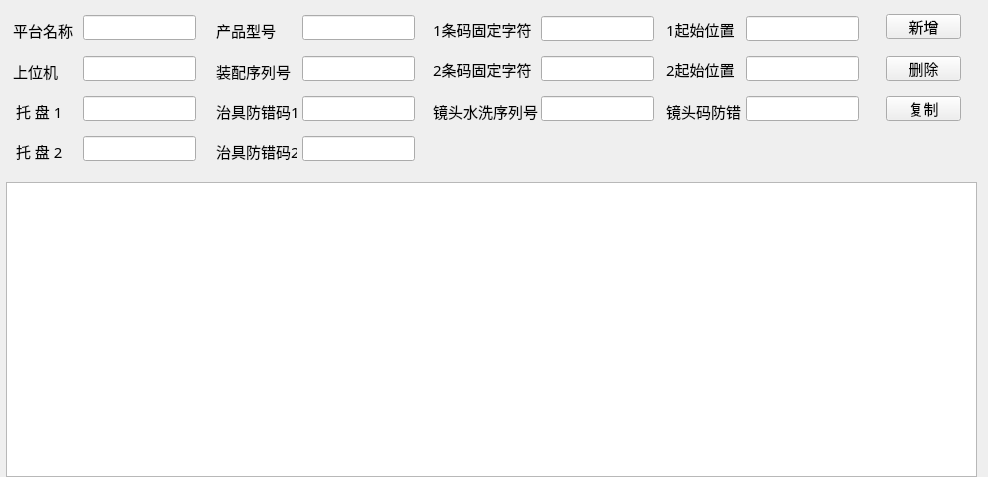
Before: the Qt Designer form VISFrameView_AirtightDevice/Plugins/PluginProductSet/WidgetMatrixCfg.ui in IPX-192/haoen, drawn with Qt 5.
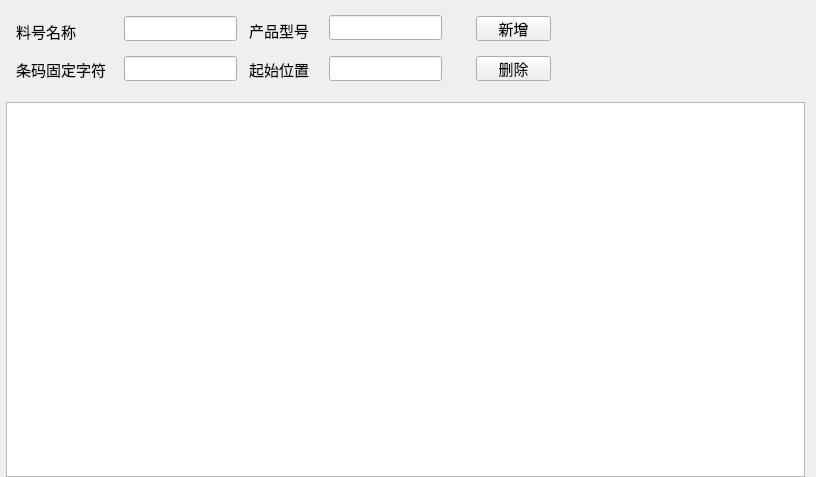
After: the same form once the commit is applied.

The edit to the form file:
```diff
--- a/VISFrameView_AirtightDevice/Plugins/PluginProductSet/WidgetMatrixCfg.ui
+++ b/VISFrameView_AirtightDevice/Plugins/PluginProductSet/WidgetMatrixCfg.ui
@@ -6,7 +6,7 @@
    <rect>
     <x>0</x>
     <y>0</y>
-    <width>988</width>
+    <width>816</width>
     <height>477</height>
    </rect>
   </property>
@@ -28,75 +28,14 @@
      <property name="minimumSize">
       <size>
        <width>0</width>
-       <height>170</height>
+       <height>90</height>
       </size>
      </property>
-     <widget class="QLabel" name="label">
-      <property name="geometry">
-       <rect>
-        <x>7</x>
-        <y>9</y>
-        <width>71</width>
-        <height>31</height>
-       </rect>
-      </property>
-      <property name="font">
-       <font>
-        <family>Agency FB</family>
-        <pointsize>11</pointsize>
-       </font>
-      </property>
-      <property name="text">
-       <string>平台名称</string>
-      </property>
-     </widget>
-     <widget class="QLineEdit" name="lineEdit_Platform">
-      <property name="geometry">
-       <rect>
-        <x>77</x>
-        <y>9</y>
-        <width>113</width>
-        <height>25</height>
-       </rect>
-      </property>
-     </widget>
-     <widget class="QLabel" name="label_2">
-      <property name="geometry">
-       <rect>
-        <x>210</x>
-        <y>50</y>
-        <width>81</width>
-        <height>31</height>
-       </rect>
-      </property>
-      <property name="font">
-       <font>
-        <family>Agency FB</family>
-        <pointsize>11</pointsize>
-       </font>
-      </property>
-      <property name="text">
-       <string>装配序列号</string>
-      </property>
-     </widget>
-     <widget class="QLineEdit" name="lineEdit_ProductNo">
-      <property name="geometry">
-       <rect>
-        <x>296</x>
-        <y>50</y>
-        <width>113</width>
-        <height>25</height>
-       </rect>
-      </property>
-      <property name="text">
-       <string/>
-      </property>
-     </widget>
      <widget class="QLineEdit" name="lineEdit_productShow">
       <property name="geometry">
        <rect>
-        <x>77</x>
-        <y>50</y>
+        <x>118</x>
+        <y>10</y>
         <width>113</width>
         <height>25</height>
        </rect>
@@ -105,8 +44,8 @@
      <widget class="QLabel" name="label_3">
       <property name="geometry">
        <rect>
-        <x>7</x>
-        <y>50</y>
+        <x>10</x>
+        <y>10</y>
         <width>81</width>
         <height>31</height>
        </rect>
@@ -118,14 +57,14 @@
        </font>
       </property>
       <property name="text">
-       <string>上位机</string>
+       <string>料号名称</string>
       </property>
      </widget>
      <widget class="QLineEdit" name="lineEdit_BarCodeLimit1">
       <property name="geometry">
        <rect>
-        <x>535</x>
-        <y>10</y>
+        <x>118</x>
+        <y>50</y>
         <width>113</width>
         <height>25</height>
        </rect>
@@ -137,7 +76,7 @@
      <widget class="QLabel" name="label_4">
       <property name="geometry">
        <rect>
-        <x>210</x>
+        <x>243</x>
         <y>9</y>
         <width>71</width>
         <height>31</height>
@@ -156,7 +95,7 @@
      <widget class="QLineEdit" name="lineEdit_productName">
       <property name="geometry">
        <rect>
-        <x>296</x>
+        <x>323</x>
         <y>9</y>
         <width>113</width>
         <height>25</height>
@@ -166,8 +105,8 @@
      <widget class="QLabel" name="label_6">
       <property name="geometry">
        <rect>
-        <x>427</x>
-        <y>8</y>
+        <x>10</x>
+        <y>48</y>
         <width>111</width>
         <height>31</height>
        </rect>
@@ -179,14 +118,14 @@
        </font>
       </property>
       <property name="text">
-       <string>1条码固定字符</string>
+       <string>条码固定字符</string>
       </property>
      </widget>
      <widget class="QPushButton" name="btnNewMatrix">
       <property name="geometry">
        <rect>
-        <x>880</x>
-        <y>8</y>
+        <x>470</x>
+        <y>10</y>
         <width>75</width>
         <height>25</height>
        </rect>
@@ -204,7 +143,7 @@
      <widget class="QPushButton" name="btnDeleteMatrix">
       <property name="geometry">
        <rect>
-        <x>880</x>
+        <x>470</x>
         <y>50</y>
         <width>75</width>
         <height>25</height>
@@ -223,8 +162,8 @@
      <widget class="QLabel" name="label_7">
       <property name="geometry">
        <rect>
-        <x>660</x>
-        <y>8</y>
+        <x>243</x>
+        <y>48</y>
         <width>81</width>
         <height>31</height>
        </rect>
@@ -236,270 +175,19 @@
        </font>
       </property>
       <property name="text">
-       <string>1起始位置</string>
+       <string>起始位置</string>
       </property>
      </widget>
      <widget class="QLineEdit" name="lineEdit_BarCodeStartPos1">
       <property name="geometry">
        <rect>
-        <x>740</x>
-        <y>10</y>
-        <width>113</width>
-        <height>25</height>
-       </rect>
-      </property>
-     </widget>
-     <widget class="QLabel" name="label_8">
-      <property name="geometry">
-       <rect>
-        <x>427</x>
-        <y>48</y>
-        <width>111</width>
-        <height>31</height>
-       </rect>
-      </property>
-      <property name="font">
-       <font>
-        <family>Agency FB</family>
-        <pointsize>11</pointsize>
-       </font>
-      </property>
-      <property name="text">
-       <string>2条码固定字符</string>
-      </property>
-     </widget>
-     <widget class="QLabel" name="label_9">
-      <property name="geometry">
-       <rect>
-        <x>660</x>
-        <y>48</y>
-        <width>81</width>
-        <height>31</height>
-       </rect>
-      </property>
-      <property name="font">
-       <font>
-        <family>Agency FB</family>
-        <pointsize>11</pointsize>
-       </font>
-      </property>
-      <property name="text">
-       <string>2起始位置</string>
-      </property>
-     </widget>
-     <widget class="QLineEdit" name="lineEdit_BarCodeLimit2">
-      <property name="geometry">
-       <rect>
-        <x>535</x>
+        <x>323</x>
         <y>50</y>
         <width>113</width>
         <height>25</height>
        </rect>
       </property>
      </widget>
-     <widget class="QLineEdit" name="lineEdit_BarCodeStartPos2">
-      <property name="geometry">
-       <rect>
-        <x>740</x>
-        <y>50</y>
-        <width>113</width>
-        <height>25</height>
-       </rect>
-      </property>
-     </widget>
-     <widget class="QLabel" name="label_5">
-      <property name="geometry">
-       <rect>
-        <x>10</x>
-        <y>90</y>
-        <width>61</width>
-        <height>31</height>
-       </rect>
-      </property>
-      <property name="font">
-       <font>
-        <family>Agency FB</family>
-        <pointsize>11</pointsize>
-       </font>
-      </property>
-      <property name="text">
-       <string>托 盘 1</string>
-      </property>
-     </widget>
-     <widget class="QLineEdit" name="lineEdit_ProductFamily1">
-      <property name="geometry">
-       <rect>
-        <x>77</x>
-        <y>90</y>
-        <width>113</width>
-        <height>25</height>
-       </rect>
-      </property>
-     </widget>
-     <widget class="QLineEdit" name="lineEdit_FixtureSn1">
-      <property name="geometry">
-       <rect>
-        <x>296</x>
-        <y>90</y>
-        <width>113</width>
-        <height>25</height>
-       </rect>
-      </property>
-     </widget>
-     <widget class="QLabel" name="label_19">
-      <property name="geometry">
-       <rect>
-        <x>210</x>
-        <y>90</y>
-        <width>81</width>
-        <height>31</height>
-       </rect>
-      </property>
-      <property name="font">
-       <font>
-        <family>Agency FB</family>
-        <pointsize>11</pointsize>
-       </font>
-      </property>
-      <property name="text">
-       <string>治具防错码1</string>
-      </property>
-     </widget>
-     <widget class="QLabel" name="label_20">
-      <property name="geometry">
-       <rect>
-        <x>210</x>
-        <y>130</y>
-        <width>81</width>
-        <height>31</height>
-       </rect>
-      </property>
-      <property name="font">
-       <font>
-        <family>Agency FB</family>
-        <pointsize>11</pointsize>
-       </font>
-      </property>
-      <property name="text">
-       <string>治具防错码2</string>
-      </property>
-     </widget>
-     <widget class="QLineEdit" name="lineEdit_ProductFamily2">
-      <property name="geometry">
-       <rect>
-        <x>77</x>
-        <y>130</y>
-        <width>113</width>
-        <height>25</height>
-       </rect>
-      </property>
-     </widget>
-     <widget class="QLineEdit" name="lineEdit_FixtureSn2">
-      <property name="geometry">
-       <rect>
-        <x>296</x>
-        <y>130</y>
-        <width>113</width>
-        <height>25</height>
-       </rect>
-      </property>
-     </widget>
-     <widget class="QLabel" name="label_21">
-      <property name="geometry">
-       <rect>
-        <x>10</x>
-        <y>130</y>
-        <width>61</width>
-        <height>31</height>
-       </rect>
-      </property>
-      <property name="font">
-       <font>
-        <family>Agency FB</family>
-        <pointsize>11</pointsize>
-       </font>
-      </property>
-      <property name="text">
-       <string>托 盘 2</string>
-      </property>
-     </widget>
-     <widget class="QLabel" name="label_22">
-      <property name="geometry">
-       <rect>
-        <x>660</x>
-        <y>90</y>
-        <width>81</width>
-        <height>31</height>
-       </rect>
-      </property>
-      <property name="font">
-       <font>
-        <family>Agency FB</family>
-        <pointsize>11</pointsize>
-       </font>
-      </property>
-      <property name="text">
-       <string>镜头码防错</string>
-      </property>
-     </widget>
-     <widget class="QLineEdit" name="lineEdit_LensProductNo">
-      <property name="geometry">
-       <rect>
-        <x>535</x>
-        <y>90</y>
-        <width>113</width>
-        <height>25</height>
-       </rect>
-      </property>
-     </widget>
-     <widget class="QLineEdit" name="lineEdit_LensCodeEnable">
-      <property name="geometry">
-       <rect>
-        <x>740</x>
-        <y>90</y>
-        <width>113</width>
-        <height>25</height>
-       </rect>
-      </property>
-     </widget>
-     <widget class="QLabel" name="label_23">
-      <property name="geometry">
-       <rect>
-        <x>427</x>
-        <y>90</y>
-        <width>111</width>
-        <height>31</height>
-       </rect>
-      </property>
-      <property name="font">
-       <font>
-        <family>Agency FB</family>
-        <pointsize>11</pointsize>
-       </font>
-      </property>
-      <property name="text">
-       <string>镜头水洗序列号</string>
-      </property>
-     </widget>
-     <widget class="QPushButton" name="btnDeleteMatrix_3">
-      <property name="geometry">
-       <rect>
-        <x>880</x>
-        <y>90</y>
-        <width>75</width>
-        <height>25</height>
-       </rect>
-      </property>
-      <property name="font">
-       <font>
-        <family>Agency FB</family>
-        <pointsize>11</pointsize>
-       </font>
-      </property>
-      <property name="text">
-       <string>复制</string>
-      </property>
-     </widget>
     </widget>
    </item>
    <item row="1" column="0">
```
